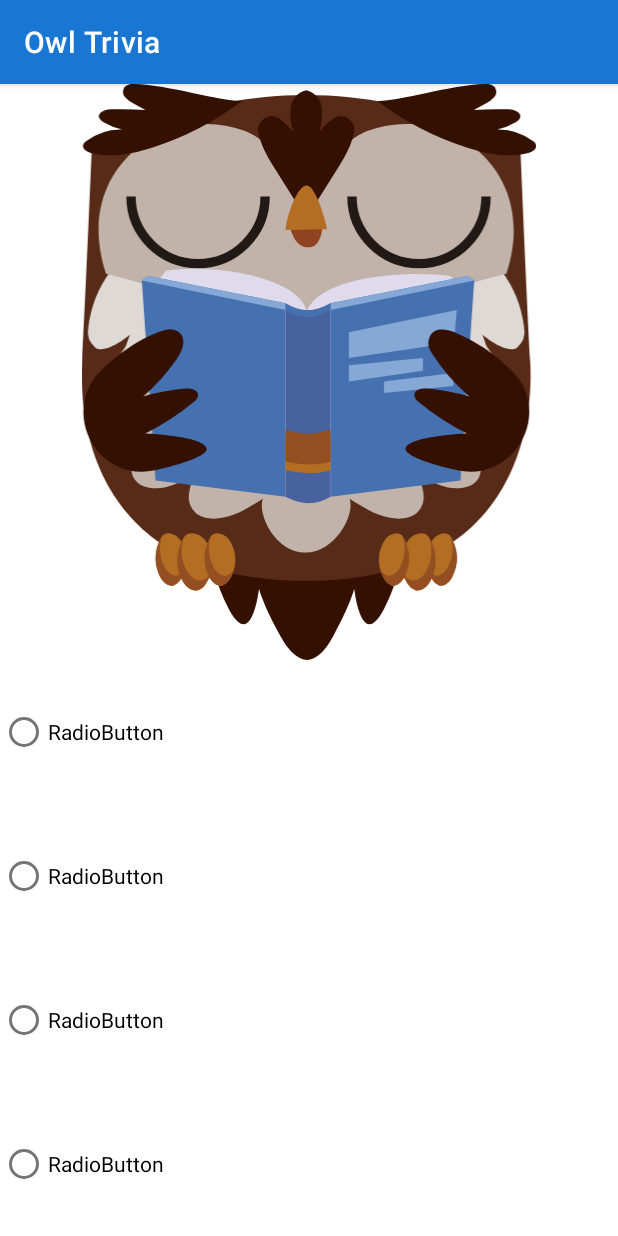
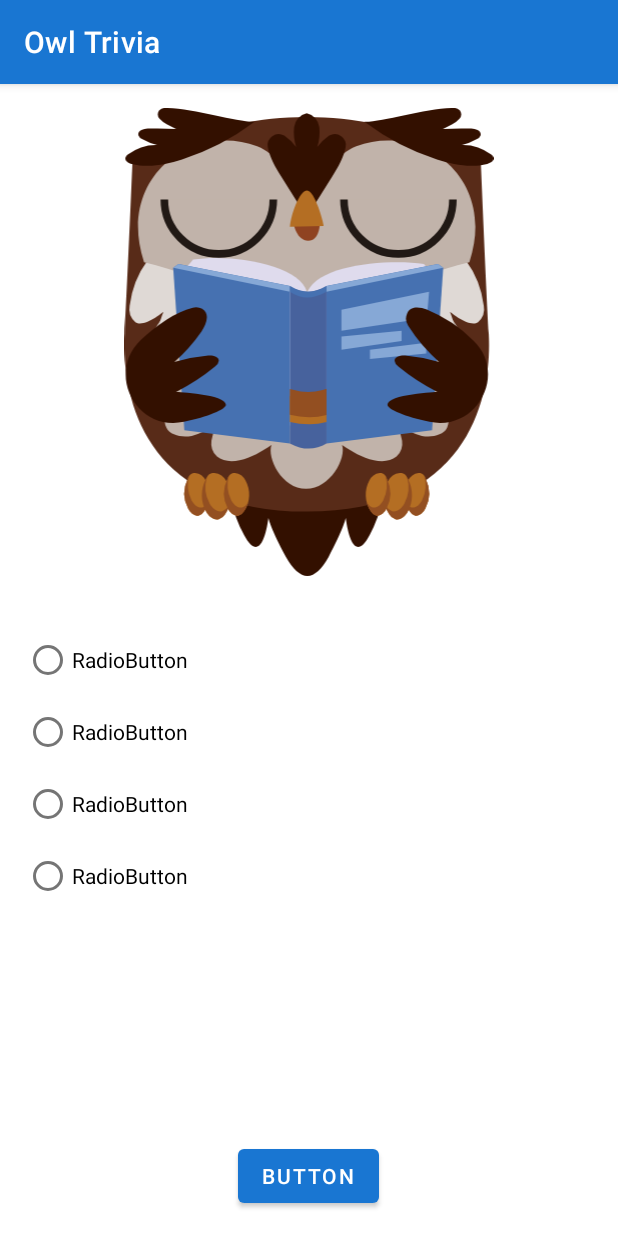
Before and after one commit to alexiessaenz/owl-trivia, an Android app: the fragment GameFragment shown on its own in the app's theme, on a phone screen of 412 x 824 dp. Run offline under Robolectric (Android 15) with nearby library versions, the phone set to English and light mode, and no system bars; our stand-ins replace data binding; 1 statement that could not run was skipped.

Commit message:
gameFragment configurations....

```diff
--- a/app/src/main/java/com/naldana/owltrivia/GameFragment.kt
+++ b/app/src/main/java/com/naldana/owltrivia/GameFragment.kt
@@ -5,17 +5,69 @@ import androidx.fragment.app.Fragment
 import android.view.LayoutInflater
 import android.view.View
 import android.view.ViewGroup
+import androidx.databinding.DataBindingUtil
+import com.naldana.owltrivia.databinding.FragmentGameBinding
 
 /**
  * A simple [Fragment] subclass.
  */
 class GameFragment : Fragment() {
 
+    data class Question(
+        val text:String,
+        val answers:List<String>
+    )
+    private val question: MutableList<Question> = mutableListOf(
+        Question(
+            text = "pregunta 1",
+            answers = listOf("Buena","mala 1", "mala 2", "mala 3" )
+        ),
+        Question(
+            text = "pregunta 2",
+            answers = listOf("Buena","mala 1", "mala 2", "mala 3" )
+        ),
+        Question(
+            text = "pregunta 3",
+            answers = listOf("Buena","mala 1", "mala 2", "mala 3" )
+        ),
+        Question(
+            text = "pregunta 4",
+            answers = listOf("Buena","mala 1", "mala 2", "mala 3" )
+        ),
+        Question(
+            text = "pregunta 5",
+            answers = listOf("Buena","mala 1", "mala 2", "mala 3" )
+        ),
+        Question(
+            text = "pregunta 6",
+            answers = listOf("Buena","mala 1", "mala 2", "mala 3" )
+        ),
+        Question(
+            text = "pregunta 7",
+            answers = listOf("Buena","mala 1", "mala 2", "mala 3" )
+        ),
+        Question(
+            text = "pregunta 8",
+            answers = listOf("Buena","mala 1", "mala 2", "mala 3" )
+        )
+
+    )
+
+    lateinit var currentQuestion: Question
+    lateinit var answer: MutableList<String>
+    private var questionIndex = 0
+    private val numQuestion = Math.min((question.size + 1)/2, 3)
+
     override fun onCreateView(
         inflater: LayoutInflater, container: ViewGroup?,
         savedInstanceState: Bundle?
     ): View? {
         // Inflate the layout for this fragment
+        val binding = DataBindingUtil.inflate<FragmentGameBinding>(inflater,R.layout.fragment_game,container,false )
+
+        randomizeQuestions()
+
+        binding.game=this
         return inflater.inflate(R.layout.fragment_game, container, false)
     }
 
--- a/app/src/main/res/layout/fragment_game.xml
+++ b/app/src/main/res/layout/fragment_game.xml
@@ -2,6 +2,13 @@
 <layout xmlns:android="http://schemas.android.com/apk/res/android"
     xmlns:app="http://schemas.android.com/apk/res-auto"
     xmlns:tools="http://schemas.android.com/tools">
+
+    <data>
+        <variable
+            name="game"
+            type="com.naldana.owltrivia.GameFragment" />
+    </data>
+
     <LinearLayout
         android:layout_width="match_parent"
         android:layout_height="match_parent"
@@ -12,16 +19,23 @@
             android:layout_width="match_parent"
             android:layout_height="0dp"
             android:layout_weight="1"
-            app:srcCompat="@drawable/owl_reading" />
+            app:srcCompat="@drawable/owl_reading"
+            android:layout_margin="@dimen/margin_wide"/>
 
-        <RadioGroup
+        <ScrollView
+            android:layout_width="match_parent"
+            android:layout_height="0dp"
+            android:layout_weight="1"
+            android:layout_margin="@dimen/margin_wide">
+
+            <RadioGroup
             android:id="@+id/radioGroupQuestion"
             android:layout_width="match_parent"
             android:layout_height="0dp"
-            android:layout_weight="1" >
+            >
 
             <RadioButton
-                android:id="@+id/radioOPtionA"
+                android:id="@+id/radioOptionA"
                 android:layout_width="match_parent"
                 android:layout_height="0dp"
                 android:layout_weight="1"
@@ -30,28 +44,40 @@
                 style="@style/Widget.MaterialComponents.CompoundButton.RadioButton"/>
 
             <RadioButton
-                android:id="@+id/radioOPtionB"
+                android:id="@+id/radioOptionB"
                 android:layout_width="match_parent"
                 android:layout_height="0dp"
-                android:layout_weight="1"                android:text="RadioButton"
+                android:layout_weight="1"
+                android:text="RadioButton"
                 tools:text="RadioButton B"
                 style="@style/Widget.MaterialComponents.CompoundButton.RadioButton"/>
 
             <RadioButton
-                android:id="@+id/radioOPtionC"
+                android:id="@+id/radioOptionC"
                 android:layout_width="match_parent"
                 android:layout_height="0dp"
-                android:layout_weight="1"                android:text="RadioButton"
+                android:layout_weight="1"
+                android:text="RadioButton"
                 tools:text="RadioButton C"
                 style="@style/Widget.MaterialComponents.CompoundButton.RadioButton"/>
 
             <RadioButton
-                android:id="@+id/radioOPtionD"
+                android:id="@+id/radioOptionD"
                 android:layout_width="match_parent"
                 android:layout_height="0dp"
-                android:layout_weight="1"                android:text="RadioButton"
+                android:layout_weight="1"
+                android:text="RadioButton"
                 tools:text="RadioButton D"
                 style="@style/Widget.MaterialComponents.CompoundButton.RadioButton"/>
         </RadioGroup>
+        </ScrollView>
+
+        <Button
+            android:id="@+id/button"
+            android:layout_width="wrap_content"
+            android:layout_height="wrap_content"
+            android:text="Button"
+            android:layout_gravity="center"
+            android:layout_margin="@dimen/margin_wide"/>
     </LinearLayout>
 </layout>
```
